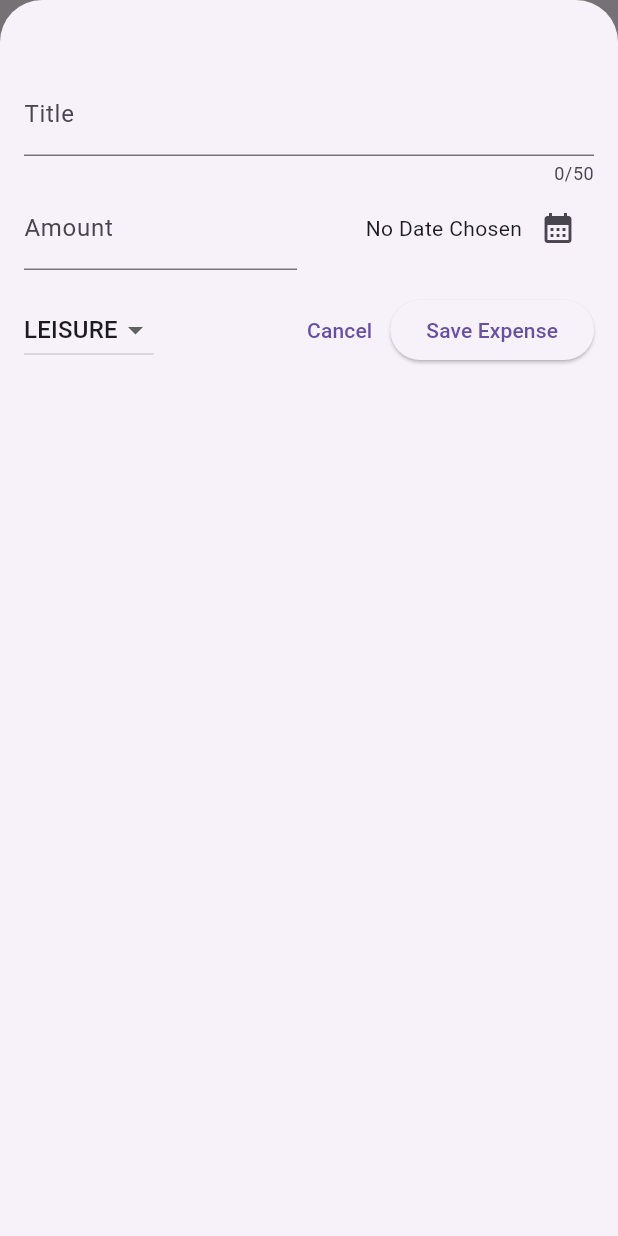
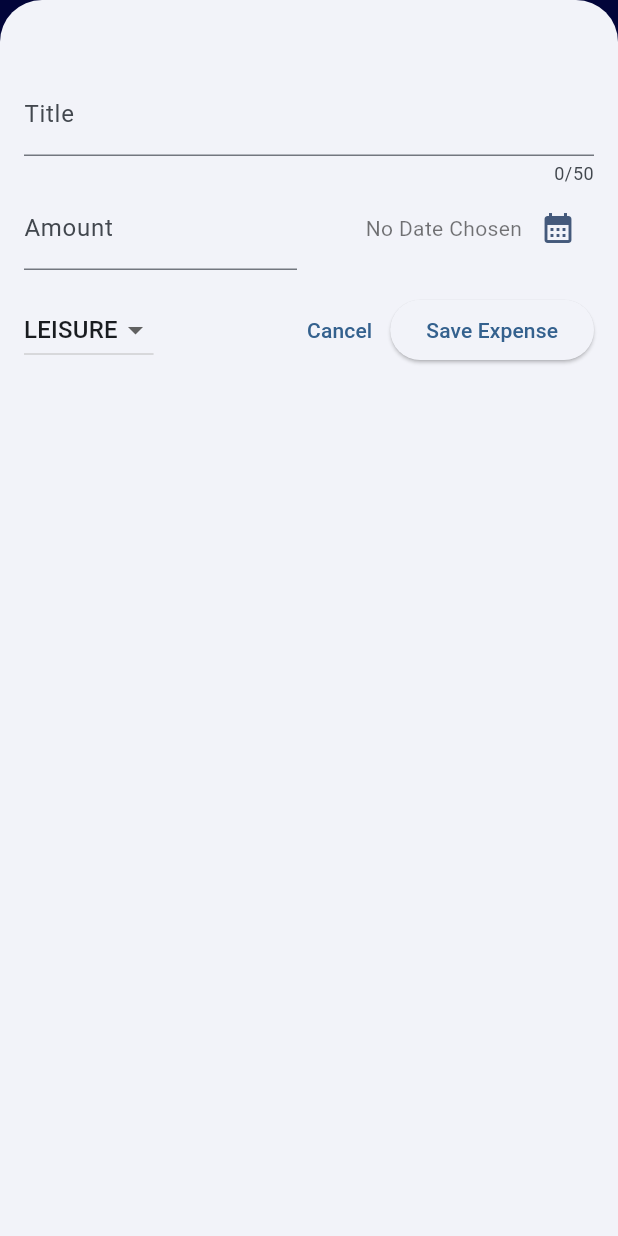
Before and after one commit to akbariv/expense_tracker, a Flutter app: the screen it shows after launch, after a tap on the "add" icon, on a phone screen of 412 x 824 dp. Run offline on Flutter 3.47's test engine with Material 3 defaults, Android fonts, the phone set to English and light mode, and no system bars.

Commit message:
Darkmode (incomplete)

```diff
--- a/lib/expenses.dart
+++ b/lib/expenses.dart
@@ -72,11 +72,12 @@ class _ExpensesState extends State<Expenses> {
     }
     return Scaffold(
       appBar: AppBar(
-        title: const Text("Flutter Expense Tracker"),
+        title: const Text("Flutter Expense Tracker", style: TextStyle(color: Colors.white)),
         actions: [
           IconButton(
             onPressed: _openAddExpenseOverlay,
             icon: const Icon(Icons.add),
+            color: Colors.white,
           )
         ],
       ),
--- a/lib/main.dart
+++ b/lib/main.dart
@@ -1,12 +1,62 @@
 import 'package:flutter/material.dart';
+import 'package:expense_tracker/expenses.dart';
 
-import 'package:expense_tracker/expenses.dart';
+var kDarkColorScheme = ColorScheme.fromSeed(
+  seedColor: const Color.fromARGB(255, 5, 24, 99),
+);
+
+var kLightColorScheme = ColorScheme.fromSeed(
+  seedColor: const Color.fromARGB(255, 40, 133, 209),
+);
 
 void main() {
   runApp(
-     MaterialApp(
-      theme: ThemeData(useMaterial3: true),
+    MaterialApp(
+      themeMode: ThemeMode.system, // Automatically switches based on system theme
+      darkTheme: ThemeData.dark().copyWith(
+        colorScheme: kDarkColorScheme,
+        scaffoldBackgroundColor: const Color.fromARGB(255, 18, 32, 47),
+        appBarTheme: const AppBarTheme(
+          backgroundColor: Color.fromARGB(255, 4, 10, 125),
+        ),
+        cardTheme: const CardTheme(
+          color: Color.fromARGB(255, 28, 40, 51),
+          shadowColor: Color.fromARGB(255, 40, 58, 74),
+        ),
+        textTheme: const TextTheme(
+          bodyLarge: TextStyle(color: Colors.white70),
+          bodyMedium: TextStyle(color: Colors.white60),
+        ),
+        iconTheme: const IconThemeData(
+          color: Colors.white70,
+        ),
+        floatingActionButtonTheme: FloatingActionButtonThemeData(
+          backgroundColor: Colors.blue.shade700,
+        ),
+      ),
+      theme: ThemeData(
+        colorScheme: kLightColorScheme,
+        scaffoldBackgroundColor: const Color.fromARGB(255, 139, 177, 204),
+        appBarTheme: const AppBarTheme(
+          backgroundColor: Color.fromARGB(255, 4, 10, 125),
+        ),
+        cardTheme: const CardTheme(
+          color: Color.fromARGB(255, 40, 133, 209),
+          shadowColor: Color.fromARGB(255, 148, 205, 229),
+          elevation: 4,
+        ),
+        textTheme: const TextTheme(
+          bodyLarge: TextStyle(color: Colors.black87),
+          bodyMedium: TextStyle(color: Colors.black54),
+        ),
+        iconTheme: const IconThemeData(
+          color: Color.fromARGB(221, 236, 236, 236),
+        ),
+        floatingActionButtonTheme: FloatingActionButtonThemeData(
+          backgroundColor: Colors.blue.shade700,
+        ),
+      ),
       home: const Expenses(),
-  ),
+    ),
   );
 }
--- a/lib/widgets/expenses_list/expense_item.dart
+++ b/lib/widgets/expenses_list/expense_item.dart
@@ -1,30 +1,35 @@
 import 'package:flutter/material.dart';
 import 'package:expense_tracker/models/expense.dart';
+
 class ExpenseItem extends StatelessWidget {
+  const ExpenseItem(this.expense, {super.key});
 
- const ExpenseItem(this.expense, {super.key});
-
-final Expense expense;
+  final Expense expense;
 
   @override
   Widget build(BuildContext context) {
-
     return Card(
       child: Padding(
         padding: const EdgeInsets.symmetric(horizontal: 20, vertical: 16),
         child: Column(
+          crossAxisAlignment: CrossAxisAlignment.start,
           children: [
-            Text(expense.title),
+            Text(
+              expense.title,
+              style: const TextStyle(color: Colors.white,fontWeight: FontWeight.w600, fontSize: 16),
+              maxLines: 2,
+              overflow: TextOverflow.ellipsis,
+            ),
             const SizedBox(height: 4),
             Row(
               children: [
-                Text('\$${expense.amount.toStringAsFixed(2)}'),
+                Text('\$${expense.amount.toStringAsFixed(2)}', style: const TextStyle(color: Colors.white, fontSize: 16)),
                 const Spacer(),
                 Row(
                   children: [
                     Icon(categoryIcons[expense.category]),
                     const SizedBox(width: 8),
-                    Text(expense.formattedDate),
+                    Text(expense.formattedDate, style: const TextStyle(color: Colors.white, fontSize: 16)),
                   ],
                 ),
               ],
@@ -32,6 +37,6 @@ final Expense expense;
           ],
         ),
       ),
-      );
+    );
   }
 }
--- a/lib/widgets/expenses_list/expenses_list.dart
+++ b/lib/widgets/expenses_list/expenses_list.dart
@@ -15,6 +15,10 @@ class ExpensesList extends StatelessWidget {
     return ListView.builder(
         itemCount: expenses.length,
         itemBuilder: (ctx, index) => Dismissible(
+          background: Container(
+            color: const Color.fromARGB(213, 249, 72, 72),
+            margin: const EdgeInsets.symmetric(horizontal: 16),
+          ),
               key: ValueKey(expenses[index]),
               onDismissed: (direction) {
                 onRemoveExpense(expenses[index]);
--- a/lib/widgets/new_expense.dart
+++ b/lib/widgets/new_expense.dart
@@ -1,5 +1,6 @@
 import 'package:flutter/cupertino.dart';
 import 'package:flutter/material.dart';
+import 'package:flutter/rendering.dart';
 import 'package:flutter/widgets.dart';
 import 'package:expense_tracker/models/expense.dart';
 
@@ -108,7 +109,7 @@ class _NewExpenseState extends State<NewExpense> {
                       : formatter.format(_selectedDate!)),
                   IconButton(
                       onPressed: _presentDatePicker,
-                      icon: const Icon(Icons.calendar_month)),
+                      icon: const Icon(Icons.calendar_month, color: Color.fromARGB(255, 68, 89, 123))),
                 ],
               ))
             ],
```
